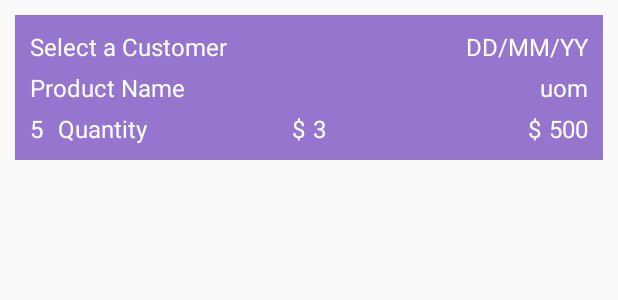
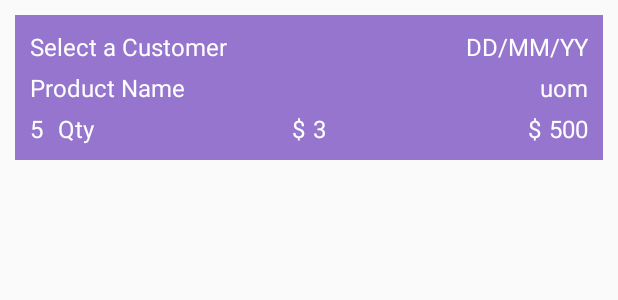
Before and after one commit to sathishid/SalesOrder, an Android app: the layout sales_order_report_item.xml on its own in the app's theme, with its tools: preview values and no code run, on a phone screen of 412 x 824 dp. Shown: the top 300 px of the screen. Run offline under Robolectric (Android 15) with nearby library versions, the phone set to English and light mode, and no system bars.

Commit message:
Fixed position of collection item, cleared the report activities if no data. changing brand name after product name not cleared the product name fixed.

```diff
--- a/app/build.gradle
+++ b/app/build.gradle
@@ -7,7 +7,7 @@ android {
         minSdkVersion 14
         targetSdkVersion 27
         versionCode 1
-        versionName "1.9"
+        versionName "2.3"
         testInstrumentationRunner "android.support.test.runner.AndroidJUnitRunner"
     }
     buildTypes {
--- a/app/src/main/java/com/ara/sunflowerorder/CollectionActivity.java
+++ b/app/src/main/java/com/ara/sunflowerorder/CollectionActivity.java
@@ -129,6 +129,7 @@ public class CollectionActivity extends AppCompatActivity implements ListViewCli
                 }
                 break;
             case INVOICE_ITEM_EDIT_REQUEST:
+                String json = data.getStringExtra(EXTRA_SEARCH_RESULT);
 
                 Invoice tempInvoice = Invoice.fromJSON(json);
                 int position = data.getIntExtra(EXTRA_SELECTED_ITEM_INDEX, -1);
--- a/app/src/main/java/com/ara/sunflowerorder/CollectionReportActivity.java
+++ b/app/src/main/java/com/ara/sunflowerorder/CollectionReportActivity.java
@@ -119,6 +119,7 @@ public class CollectionReportActivity extends AppCompatActivity {
                         } else {
                             String strResponse = response.getMesssage();
                             if (strResponse.isEmpty() || strResponse.equalsIgnoreCase("[]")) {
+                                recyclerView.setVisibility(View.GONE);
                                 showSnackbar(recyclerView, "No data found.");
                             } else {
                                 List<CollectionReport> collectionReportList = CollectionReport.fromJsonArray(response.getMesssage());
--- a/app/src/main/java/com/ara/sunflowerorder/DeliveryReportActivity.java
+++ b/app/src/main/java/com/ara/sunflowerorder/DeliveryReportActivity.java
@@ -117,6 +117,7 @@ public class DeliveryReportActivity extends AppCompatActivity {
                         } else {
                             String strResponse = response.getMesssage();
                             if (strResponse.isEmpty() || strResponse.equalsIgnoreCase("[]")) {
+                                recyclerView.setVisibility(View.GONE);
                                 showSnackbar(recyclerView, "No data found.");
                             } else {
                                 List<DeliveryReport> deliveryReportList = DeliveryReport.fromJsonArray(response.getMesssage());
--- a/app/src/main/java/com/ara/sunflowerorder/InvoceItemActivity.java
+++ b/app/src/main/java/com/ara/sunflowerorder/InvoceItemActivity.java
@@ -4,6 +4,7 @@ import android.content.Intent;
 import android.os.Bundle;
 import android.support.v7.app.AppCompatActivity;
 import android.view.View;
+import android.widget.EditText;
 import android.widget.TextView;
 
 import com.ara.sunflowerorder.models.Invoice;
@@ -34,7 +35,7 @@ public class InvoceItemActivity extends AppCompatActivity {
     @BindView(R.id.tv_invoice_balance_amt)
     TextView tvBalanceAmount;
     @BindView(R.id.ed_invoice_coll_amt)
-    TextView edCollectionAmount;
+    EditText edCollectionAmount;
     @BindView(R.id.tv_invoice_pending_amt)
     TextView tvPendingAmount;
 
@@ -46,6 +47,7 @@ public class InvoceItemActivity extends AppCompatActivity {
         ButterKnife.bind(this);
         Intent data = getIntent();
         String json = data.getStringExtra(EXTRA_SELECTED_INVOICE_ITEM);
+        position=data.getIntExtra(EXTRA_SELECTED_ITEM_INDEX,-1);
         invoice = Invoice.fromJSON(json);
 
         tvInvoiceNo.setText(invoice.getNo() + "");
@@ -54,6 +56,7 @@ public class InvoceItemActivity extends AppCompatActivity {
         tvPaidAmount.setText(formatPrice(invoice.getPaidAmount()));
         tvBalanceAmount.setText(formatPrice(invoice.getBalanceAmount()));
         tvPendingAmount.setText(formatPrice(invoice.getBalanceAmount()));
+        edCollectionAmount.setText(formatPrice(invoice.getCollectedAmount()));
     }
 
     @OnClick(R.id.btn_invoice_update)
--- a/app/src/main/java/com/ara/sunflowerorder/OrderItem.java
+++ b/app/src/main/java/com/ara/sunflowerorder/OrderItem.java
@@ -88,6 +88,9 @@ public class OrderItem extends AppCompatActivity {
             case LIST_BRAND_REQUEST:
                 this.brand = Brand.fromJSON(result);
                 tvBrandName.setText(this.brand.getName());
+                tvProductName.setText(R.string.product_name);
+                tvProductCode.setText(R.string.product_code);
+                orderItemModel.setProduct(null);
                 break;
             case List_PRODUCT_REQUEST:
                 Product product = Product.fromJSON(result);
--- a/app/src/main/java/com/ara/sunflowerorder/SalesOrderReportActivity.java
+++ b/app/src/main/java/com/ara/sunflowerorder/SalesOrderReportActivity.java
@@ -119,6 +119,7 @@ public class SalesOrderReportActivity extends AppCompatActivity {
                         } else {
                             String strResponse = response.getMesssage();
                             if (strResponse.isEmpty() || strResponse.equalsIgnoreCase("[]")) {
+                                recyclerView.setVisibility(View.GONE);
                                 showSnackbar(recyclerView, "No data found.");
                             } else {
                                 List<SalesOrderReport> salesOrderReportList = SalesOrderReport.fromJsonArray(response.getMesssage());
--- a/app/src/main/java/com/ara/sunflowerorder/adapters/CollectionReportAdapter.java
+++ b/app/src/main/java/com/ara/sunflowerorder/adapters/CollectionReportAdapter.java
@@ -51,7 +51,8 @@ public class CollectionReportAdapter extends RecyclerView.Adapter<CollectionRepo
         holder.mView.setOnClickListener(new View.OnClickListener() {
             @Override
             public void onClick(View v) {
-                onItemClickListner.onItemClick(mValues.get(position), position);
+                if (onItemClickListner != null)
+                    onItemClickListner.onItemClick(mValues.get(position), position);
             }
         });
     }
--- a/app/src/main/java/com/ara/sunflowerorder/adapters/SalesOrderReportAdapter.java
+++ b/app/src/main/java/com/ara/sunflowerorder/adapters/SalesOrderReportAdapter.java
@@ -50,7 +50,8 @@ public class SalesOrderReportAdapter extends RecyclerView.Adapter<SalesOrderRepo
         holder.mView.setOnClickListener(new View.OnClickListener() {
             @Override
             public void onClick(View v) {
-                onItemClickListner.onItemClick(mValues.get(position), position);
+                if (onItemClickListner != null)
+                    onItemClickListner.onItemClick(mValues.get(position), position);
             }
         });
     }
--- a/app/src/main/res/layout/sales_order_report_item.xml
+++ b/app/src/main/res/layout/sales_order_report_item.xml
@@ -43,18 +43,18 @@
         <TextView
             android:id="@+id/so_rpt_product"
             android:textColor="@color/colorPrimaryDark"
-            android:layout_width="match_parent"
+            android:layout_width="0dp"
             android:layout_height="wrap_content"
-            android:layout_weight="1"
+            android:layout_weight="1.60"
             android:text="@string/product_name_alone" />
 
         <TextView
             android:id="@+id/so_rpt_uom"
-            android:layout_width="match_parent"
+            android:layout_width="0dp"
             android:layout_height="wrap_content"
             android:textColor="@color/colorPrimaryDark"
             android:layout_gravity="right"
-            android:layout_weight="1"
+            android:layout_weight="0.40"
             android:gravity="right"
             android:text="@string/uom" />
 
@@ -87,7 +87,7 @@
                 android:layout_height="wrap_content"
                 android:textColor="@color/colorPrimaryDark"
 
-                android:text="@string/quantity" />
+                android:text="@string/qty" />
         </LinearLayout>
 
         <LinearLayout
--- a/app/src/main/res/values/strings.xml
+++ b/app/src/main/res/values/strings.xml
@@ -19,6 +19,7 @@
     <string name="submit_order">Submit Order</string>
     <string name="approval_no">Approval No</string>
     <string name="quantity">Quantity</string>
+    <string name="qty">Qty</string>
     <string name="submit_delivery">Submit Delivery</string>
     <string name="ordered_quantity">Ordered Quantity</string>
     <string name="rejected_quantity">Rejected Quantity</string>
@@ -62,4 +63,9 @@
     <string name="permission_rationale">"Contacts permissions are needed for providing email
         completions."
     </string>
+    <string name="sales_order_report">Sales Order Report</string>
+    <string name="collection_report">Collection Report</string>
+    <string name="delivery_report">Delivery Report</string>
+    <string name="delivery_item_title">Delivery an Item</string>
+    <string name="collection_title">Collection</string>
 </resources>
```
Also changed, not shown: app/src/main/AndroidManifest.xml (+11 -6 lines).
